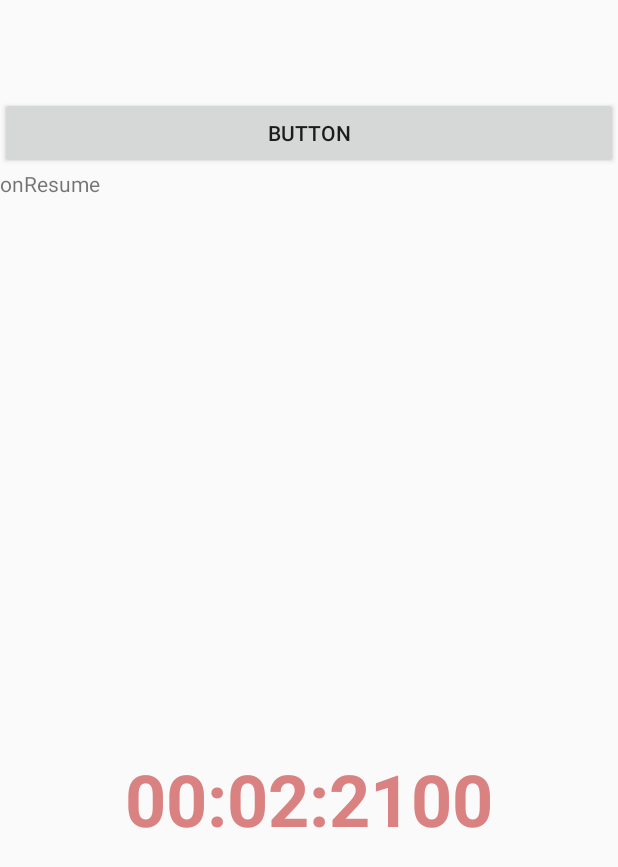
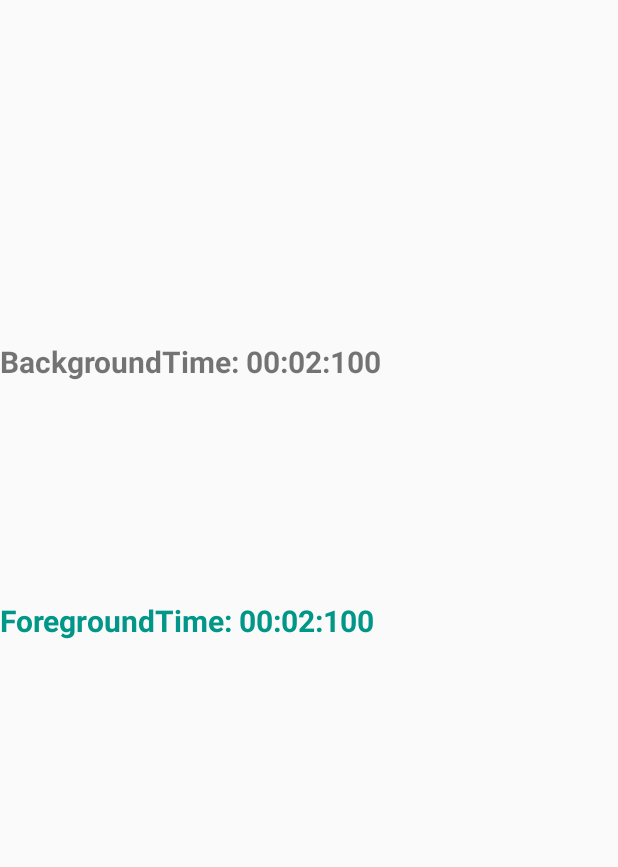
Before and after one commit to benjamin-barbosa-rndstd/aosp-academy-tasks, an Android app built with Jetpack Compose: the first screen one second after launch (MainActivity), on a phone screen of 412 x 824 dp. Shown: the top 867 px of the screen. Run offline under Robolectric (Android 15) with nearby library versions, the phone set to English and light mode, and no system bars.

Commit message:
Add: Fix foreground track and untrack

```diff
--- a/Task2/app/src/main/java/com/example/task2/MainActivity.kt
+++ b/Task2/app/src/main/java/com/example/task2/MainActivity.kt
@@ -1,102 +1,96 @@
 package com.example.task2
 
-import android.annotation.SuppressLint
 import android.os.Bundle
+import android.os.Handler
 import androidx.activity.ComponentActivity
+import android.widget.TextView
+import com.example.task2.ui.theme.Task2Theme
 import androidx.compose.material3.Text
 import androidx.compose.runtime.Composable
 import androidx.compose.ui.Modifier
 import androidx.compose.ui.tooling.preview.Preview
-import androidx.lifecycle.coroutineScope
-import com.example.task2.ui.theme.Task2Theme
-import kotlinx.coroutines.launch
-
-/* Extra imports */
-import android.widget.TextView
-import android.widget.Button
-import android.os.Handler
-import android.content.Intent
 
 class MainActivity : ComponentActivity() {
+
     /* Time variables */
     private var startTimeMillis: Long = 0
-    private var startBackGroundTime: Long = 0
-    private var startForeGroundTime: Long = 0
+    private var foregroundStartTimeMillis: Long = 0
+    private var backgroundStartTimeMillis: Long = 0
+    private var totalForegroundTimeMillis: Long = 0
+    private var totalBackgroundTimeMillis: Long = 0
 
     /* To manage layouts */
     private lateinit var foregroundTimeTextView: TextView
+    private lateinit var backgroundTimeTextView: TextView
 
     private val handler = Handler()
 
-    private val updateTimeTask = object : Runnable {
+    private val updateForegroundTimeTask = object : Runnable {
         override fun run() {
-            val elapsedTimeMillis = System.currentTimeMillis() - startTimeMillis
+            val elapsedTimeMillis = totalForegroundTimeMillis + (System.currentTimeMillis() - foregroundStartTimeMillis)
             val elapsedSeconds = elapsedTimeMillis / 1000
             val elapsedMinutes = elapsedSeconds / 60
-            val seconds = elapsedSeconds / 60
+            val seconds = elapsedSeconds % 60
             val milliseconds = elapsedTimeMillis % 1000
-            foregroundTimeTextView.text = String.format("%02d:%02d:%03d", elapsedMinutes, elapsedSeconds, elapsedTimeMillis)
+            foregroundTimeTextView.text = String.format("ForegroundTime: %02d:%02d:%03d", elapsedMinutes, seconds, milliseconds)
             handler.postDelayed(this, 100) // Update every 100 milliseconds
         }
     }
 
-    /* In Background */
+    private val updateBackgroundTimeTask = object : Runnable {
+        override fun run() {
+            val elapsedTimeMillis = (System.currentTimeMillis() - backgroundStartTimeMillis)
+            val elapsedSeconds = elapsedTimeMillis / 1000
+            val elapsedMinutes = elapsedSeconds / 60
+            val seconds = elapsedSeconds % 60
+            val milliseconds = elapsedTimeMillis % 1000
+            backgroundTimeTextView.text = String.format("BackgroundTime: %02d:%02d:%03d", elapsedMinutes, seconds, milliseconds)
+            handler.postDelayed(this, 100) // Update every 100 milliseconds
+        }
+    }
+
     override fun onCreate(savedInstanceState: Bundle?) {
         super.onCreate(savedInstanceState)
         setContentView(R.layout.activity_main)
-        val stateView: TextView = findViewById(R.id.stateView)
-        stateView.text = "onCreate"
 
+        startTimeMillis = System.currentTimeMillis()
 
         foregroundTimeTextView = findViewById(R.id.foregroundTime)
+        backgroundTimeTextView = findViewById(R.id.backgroundTime)
 
-        /* For state button */
-        val stateButton: Button = findViewById(R.id.stateButton)
-        stateButton.setOnClickListener {
-            stateView.text = "Button clicked"
-            val intent = Intent(this@MainActivity, SecondActivity::class.java)
-            startActivity(intent)
-        }
+        // Start updating background time immediately as the app starts
+        backgroundStartTimeMillis = System.currentTimeMillis()
+        handler.post(updateBackgroundTimeTask)
     }
 
-    /* In Background */
     override fun onStart() {
         super.onStart()
-        val stateView: TextView = findViewById(R.id.stateView)
-        stateView.text = "onStart"
     }
 
-    /* In Foreground */
     override fun onResume() {
         super.onResume()
-        val stateView: TextView = findViewById(R.id.stateView)
-        stateView.text = "onResume"
-
-        startTimeMillis = System.currentTimeMillis()
-        handler.post(updateTimeTask)
+        // Start tracking foreground time
+        foregroundStartTimeMillis = System.currentTimeMillis()
+        handler.post(updateForegroundTimeTask)
     }
 
-    /* In Background */
     override fun onPause() {
         super.onPause()
-        val stateView: TextView = findViewById(R.id.stateView)
-        stateView.text = "onPause"
-        handler.removeCallbacks(updateTimeTask)
+        // Stop tracking foreground time
+        totalForegroundTimeMillis += System.currentTimeMillis() - foregroundStartTimeMillis
+        handler.removeCallbacks(updateForegroundTimeTask)
     }
 
-    /* In Background? */
     override fun onStop() {
         super.onStop()
-        val stateView: TextView = findViewById(R.id.stateView)
-        stateView.text = "onPause"
     }
 
-    /*  */
     override fun onDestroy() {
         super.onDestroy()
+        // Clean up any remaining handlers
+        handler.removeCallbacks(updateForegroundTimeTask)
+        handler.removeCallbacks(updateBackgroundTimeTask)
     }
-
-
 }
 
 @Composable
--- a/Task2/app/src/main/res/layout/activity_main.xml
+++ b/Task2/app/src/main/res/layout/activity_main.xml
@@ -9,24 +9,23 @@
         android:id="@+id/foregroundTime"
         android:layout_width="match_parent"
         android:layout_height="wrap_content"
-        android:text="TextViewTEST!!!"
-        android:textAlignment="center"
+        android:text="Foreground Time"
+        android:textAlignment="textStart"
         android:textAllCaps="false"
-        android:textColor="#DA8181"
-        android:textSize="48sp"
+        android:textColor="#009688"
+        android:textSize="20sp"
         android:textStyle="bold"
-        android:translationY="500dp" />
+        android:translationY="400dp" />
 
-    <Button
-        android:id="@+id/stateButton"
+    <TextView
+        android:id="@+id/backgroundTime"
         android:layout_width="match_parent"
         android:layout_height="wrap_content"
-        android:text="Button" />
-
-    <TextView
-        android:id="@+id/stateView"
-        android:layout_width="match_parent"
-        android:layout_height="wrap_content"
-        android:text="TextView" />
+        android:text="Background Time"
+        android:textAlignment="textStart"
+        android:textColorLink="#F44336"
+        android:textSize="20sp"
+        android:textStyle="bold"
+        android:translationY="200dp" />
 
 </LinearLayout>
```
